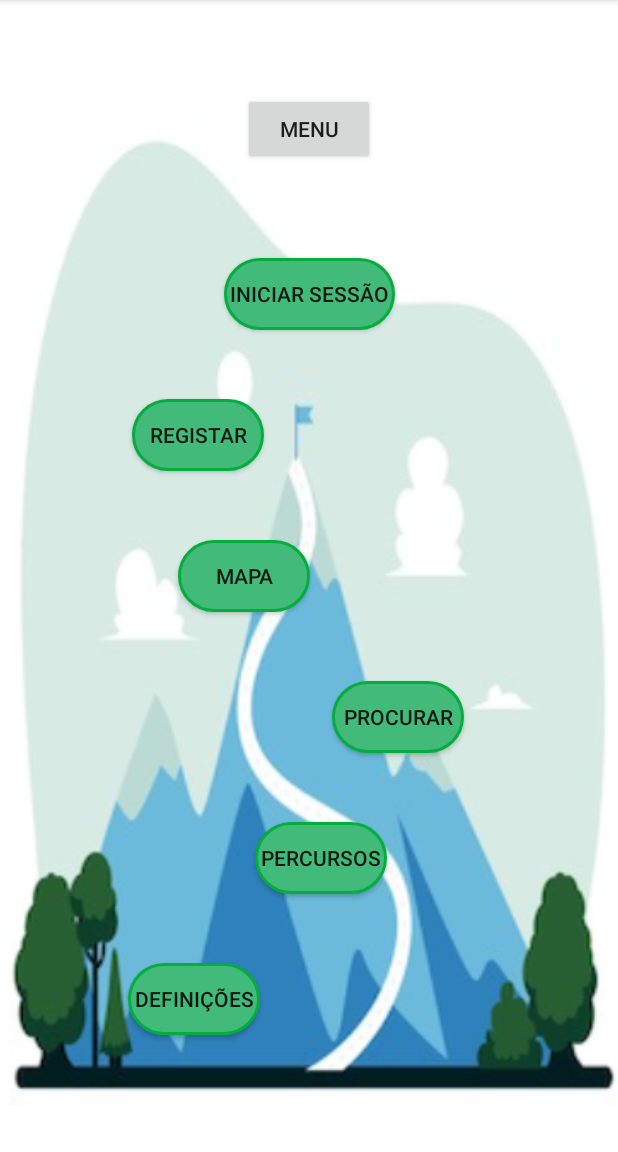
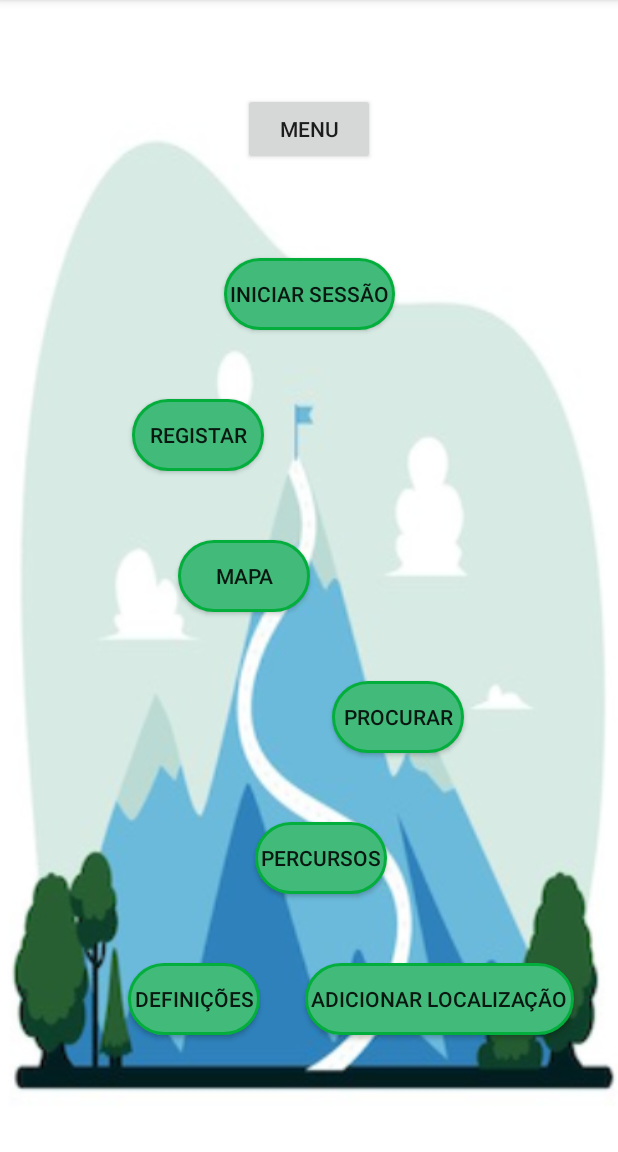
Before and after one commit to carolinafsilva/ubi5stars, an Android app: the MenuActivity screen opened directly, with no data from a screen before it, on a phone screen of 412 x 824 dp, the part 84-1236 px from its top. Run offline under Robolectric (Android 15) with nearby library versions, the light colour scheme and no system bars.

Commit message:
Added addLocation button

```diff
--- a/app/src/main/AndroidManifest.xml
+++ b/app/src/main/AndroidManifest.xml
@@ -28,10 +28,10 @@
         <activity android:name=".RegisterActivity" />
         <activity android:name=".LoginActivity" />
         <activity android:name=".AboutMarkerActivity" />
-        <activity android:name=".AddLocation" />
-        <activity android:name=".ShowLocation" />
         <activity android:name=".MenuActivity" />
         <activity android:name=".SearchActivity" />
+        <activity android:name=".AddLocation"/>
+
         <activity
             android:name=".WelcomeActivity"
             android:theme="@style/splash">
--- a/app/src/main/java/pmd/di/ubi/ubi5stars/MenuActivity.java
+++ b/app/src/main/java/pmd/di/ubi/ubi5stars/MenuActivity.java
@@ -31,12 +31,14 @@ public class MenuActivity extends AppCompatActivity {
         startActivity(new Intent(this, MapActivity.class));
     }
 
-    public void search(View v) {
-        startActivity(new Intent(this, AddLocation.class));
-    }
+    public void search(View v) { startActivity(new Intent(this, SearchActivity.class)); }
 
     public void trail(View v) {
         startActivity(new Intent(this, ShowLocation.class));
+    }
+
+    public void addLocal(View v) {
+        startActivity(new Intent(this, AddLocation.class));
     }
 
     public void settings(View v) {
--- a/app/src/main/java/pmd/di/ubi/ubi5stars/SearchActivity.java
+++ b/app/src/main/java/pmd/di/ubi/ubi5stars/SearchActivity.java
@@ -15,6 +15,7 @@ public class SearchActivity extends AppCompatActivity implements AdapterView.OnI
     @Override
     protected void onCreate(Bundle savedInstanceState) {
         super.onCreate(savedInstanceState);
+
         setContentView(R.layout.activity_search);
 
         ListView listV=(ListView)findViewById(R.id.list);   // Colocar titulo na listView
--- a/app/src/main/res/layout/activity_menu.xml
+++ b/app/src/main/res/layout/activity_menu.xml
@@ -92,6 +92,19 @@
         app:layout_constraintStart_toStartOf="parent"
         app:layout_constraintTop_toBottomOf="@+id/m_trail" />
 
+    <Button
+        android:id="@+id/m_addLocation"
+        android:layout_width="wrap_content"
+        android:layout_height="wrap_content"
+        android:layout_marginBottom="32dp"
+        android:background="@drawable/round_button"
+        android:onClick="addLocal"
+        android:text="@string/add_location"
+        app:layout_constraintBottom_toBottomOf="parent"
+        app:layout_constraintEnd_toEndOf="parent"
+        app:layout_constraintStart_toEndOf="@+id/m_settings"
+        app:layout_constraintTop_toBottomOf="@+id/m_trail" />
+
     <FrameLayout
         android:layout_width="match_parent"
         android:layout_height="match_parent">
--- a/app/src/main/res/values/strings.xml
+++ b/app/src/main/res/values/strings.xml
@@ -27,6 +27,8 @@
     <string name="portuguese">Português</string>
     <string name="english">Inglês</string>
     <string name="language">Idioma :</string>
+    <string name="add_location">Adicionar Localização</string>
+
     <string name="pt" translatable="false">pt</string>
     <string name="en" translatable="false">en</string>
 
```
Also changed, not shown: 2 other files.
